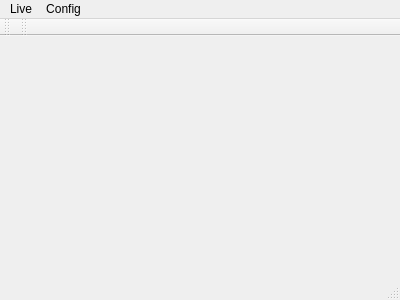
Qt form mainwindow.ui (RubenPozoMolina/rpmlife) before a commit.
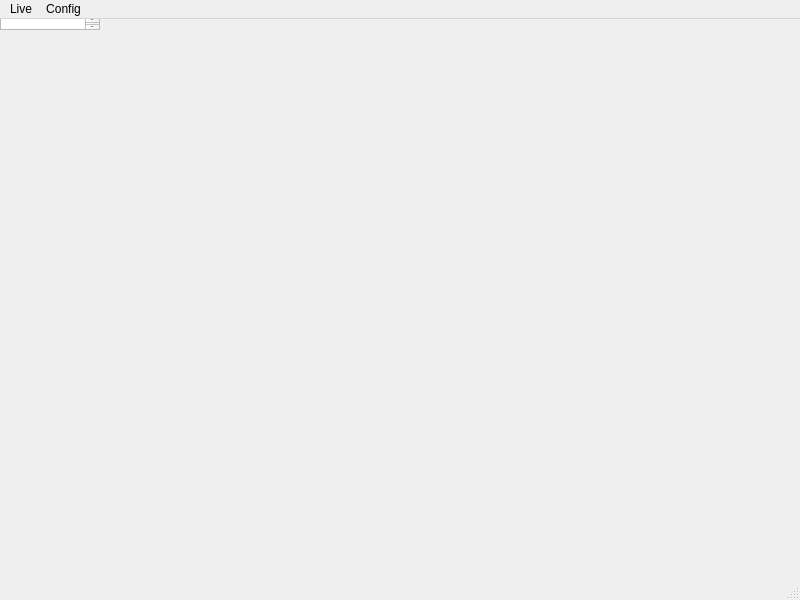
The same form after that commit.

Commit message: Changed main window size and deleted unused tools bars

```diff
--- a/mainwindow.ui
+++ b/mainwindow.ui
@@ -6,8 +6,8 @@
    <rect>
     <x>0</x>
     <y>0</y>
-    <width>400</width>
-    <height>300</height>
+    <width>800</width>
+    <height>600</height>
    </rect>
   </property>
   <property name="windowTitle">
@@ -31,8 +31,8 @@
     <rect>
      <x>0</x>
      <y>0</y>
-     <width>400</width>
-     <height>22</height>
+     <width>800</width>
+     <height>21</height>
     </rect>
    </property>
    <widget class="QMenu" name="menuLive">
@@ -52,26 +52,7 @@
    <addaction name="menuLive"/>
    <addaction name="menuConfig"/>
   </widget>
-  <widget class="QToolBar" name="mainToolBar">
-   <attribute name="toolBarArea">
-    <enum>TopToolBarArea</enum>
-   </attribute>
-   <attribute name="toolBarBreak">
-    <bool>false</bool>
-   </attribute>
-  </widget>
   <widget class="QStatusBar" name="statusBar"/>
-  <widget class="QToolBar" name="toolBar">
-   <property name="windowTitle">
-    <string>toolBar</string>
-   </property>
-   <attribute name="toolBarArea">
-    <enum>TopToolBarArea</enum>
-   </attribute>
-   <attribute name="toolBarBreak">
-    <bool>false</bool>
-   </attribute>
-  </widget>
   <action name="actionEdit_config">
    <property name="text">
     <string>Edit config</string>
```
